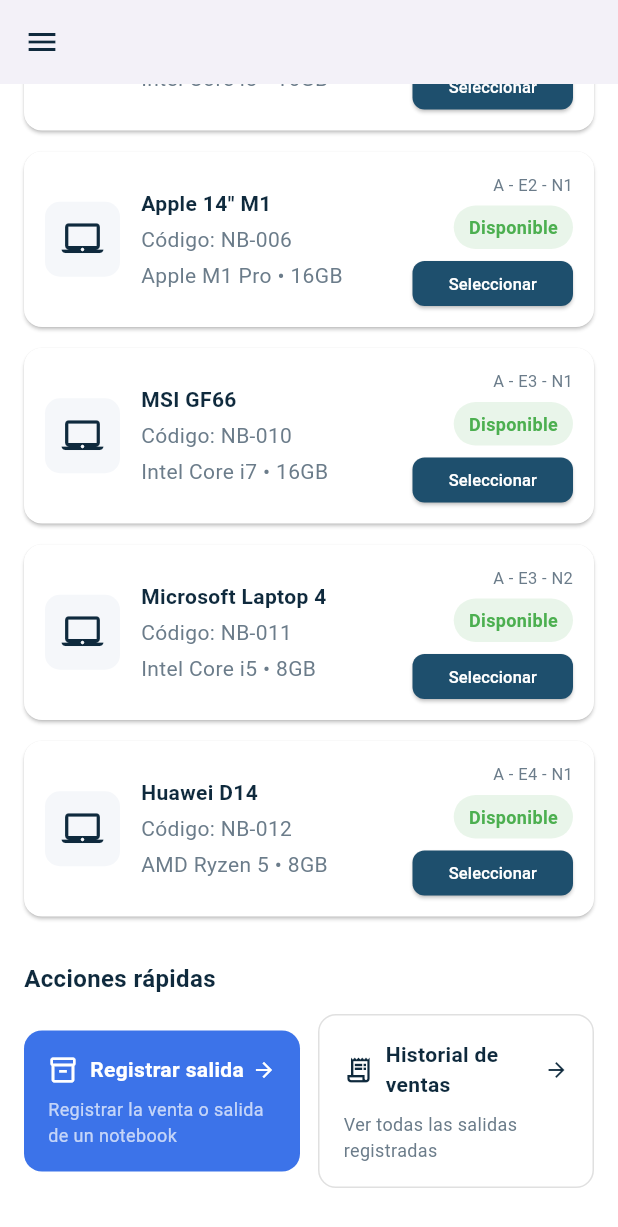
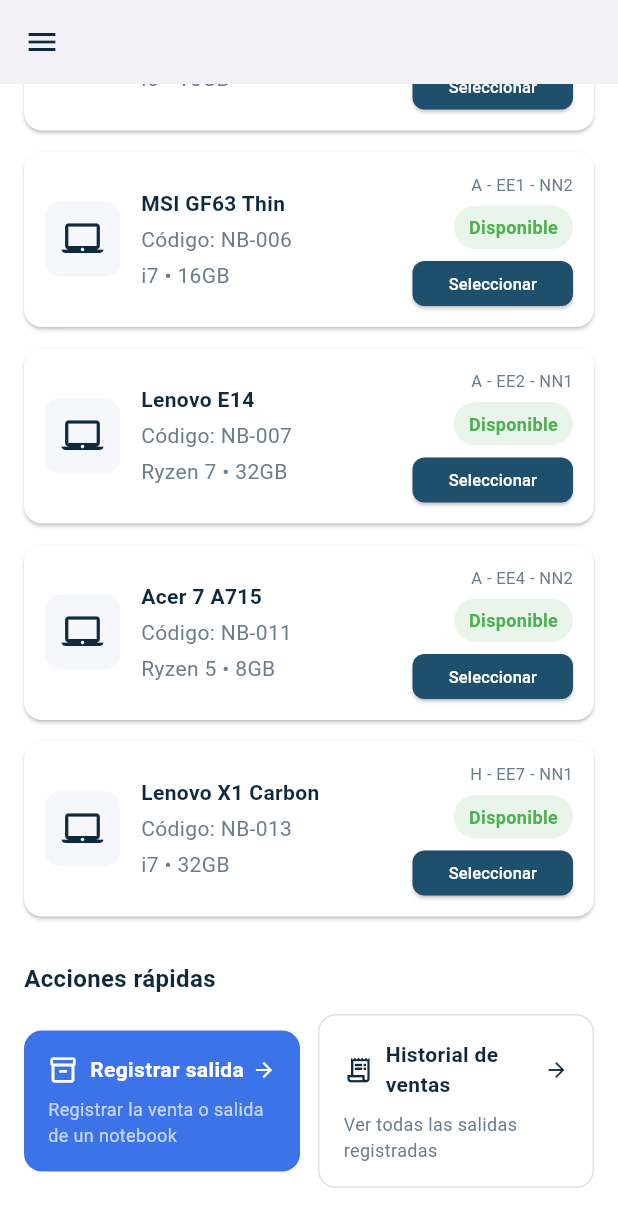
Before and after one commit to DanyaDuran/ztech_proyect, a Flutter app: the VentasHomeScreen screen opened by its route, scrolled down 355 dp, on a phone screen of 412 x 824 dp. Shown: the top 1227 px of the screen. Run offline on Flutter 3.47's test engine with Material 3 defaults, Android fonts, the phone set to English and light mode, and no system bars.

Commit message:
feat: integración de modelos de bodega, usuarios y utilidades

```diff
--- a/lib/features/bodega/data/mock_notebooks.dart
+++ b/lib/features/bodega/data/mock_notebooks.dart
@@ -1,185 +1,19 @@
 import '../domain/notebook_model.dart';
 
 List<NotebookModel> mockNotebooks = [
-  NotebookModel(
-    codigo: 'NB-001',
-    marca: 'Lenovo',
-    linea: 'ThinkPad',
-    modelo: 'T14',
-    procesador: 'Intel Core i5',
-    generacion: '11va Gen',
-    ram: '16GB',
-    almacenamiento: '512GB SSD',
-    tarjetaGrafica: 'Intel Iris Xe',
-    estado: 'Disponible',
-    seccion: 'A',
-    estante: '1',
-    nivel: '2',
-  ),
-  NotebookModel(
-    codigo: 'NB-002',
-    marca: 'HP',
-    linea: 'ProBook',
-    modelo: '440 G8',
-    procesador: 'Intel Core i7',
-    generacion: '11va Gen',
-    ram: '16GB',
-    almacenamiento: '1TB SSD',
-    tarjetaGrafica: 'Intel Iris Xe',
-    estado: 'En reparación',
-    seccion: 'Taller',
-    estante: 'B',
-    nivel: '1',
-  ),
-  NotebookModel(
-    codigo: 'NB-003',
-    marca: 'Dell',
-    linea: 'XPS',
-    modelo: '13 9310',
-    procesador: 'Intel Core i7',
-    generacion: '11va Gen',
-    ram: '32GB',
-    almacenamiento: '1TB SSD',
-    tarjetaGrafica: 'Intel Iris Xe',
-    estado: 'Vendido',
-    seccion: 'Despacho',
-    estante: '-',
-    nivel: '-',
-  ),
-  NotebookModel(
-    codigo: 'NB-004',
-    marca: 'Acer',
-    linea: 'Aspire',
-    modelo: '5',
-    procesador: 'AMD Ryzen 5',
-    generacion: 'Serie 5000',
-    ram: '8GB',
-    almacenamiento: '256GB SSD',
-    tarjetaGrafica: 'Radeon Graphics',
-    estado: 'Merma',
-    seccion: 'Residuos',
-    estante: 'C',
-    nivel: '3',
-  ),
-  NotebookModel(
-    codigo: 'NB-005',
-    marca: 'Asus',
-    linea: 'ZenBook',
-    modelo: '14',
-    procesador: 'AMD Ryzen 7',
-    generacion: 'Serie 5000',
-    ram: '16GB',
-    almacenamiento: '512GB SSD',
-    tarjetaGrafica: 'Radeon Graphics',
-    estado: 'Pendiente de revisión',
-    seccion: 'Recepción',
-    estante: 'A',
-    nivel: '1',
-  ),
-  NotebookModel(
-    codigo: 'NB-006',
-    marca: 'Apple',
-    linea: 'MacBook Pro',
-    modelo: '14" M1',
-    procesador: 'Apple M1 Pro',
-    generacion: '1ra Gen (Silicon)',
-    ram: '16GB',
-    almacenamiento: '512GB SSD',
-    tarjetaGrafica: 'Integrada 14-core',
-    estado: 'Disponible',
-    seccion: 'A',
-    estante: '2',
-    nivel: '1',
-  ),
-  NotebookModel(
-    codigo: 'NB-007',
-    marca: 'Lenovo',
-    linea: 'Legion',
-    modelo: '5 Pro',
-    procesador: 'AMD Ryzen 7',
-    generacion: 'Serie 5000',
-    ram: '16GB',
-    almacenamiento: '1TB SSD',
-    tarjetaGrafica: 'NVIDIA RTX 3060',
-    estado: 'En reparación',
-    seccion: 'Taller',
-    estante: 'B',
-    nivel: '2',
-  ),
-  NotebookModel(
-    codigo: 'NB-008',
-    marca: 'HP',
-    linea: 'Omen',
-    modelo: '15',
-    procesador: 'Intel Core i7',
-    generacion: '10ma Gen',
-    ram: '16GB',
-    almacenamiento: '512GB SSD',
-    tarjetaGrafica: 'NVIDIA RTX 2060',
-    estado: 'Vendido',
-    seccion: 'Despacho',
-    estante: '-',
-    nivel: '-',
-  ),
-  NotebookModel(
-    codigo: 'NB-009',
-    marca: 'Dell',
-    linea: 'Latitude',
-    modelo: '5420',
-    procesador: 'Intel Core i5',
-    generacion: '11va Gen',
-    ram: '8GB',
-    almacenamiento: '256GB SSD',
-    tarjetaGrafica: 'Intel Iris Xe',
-    estado: 'Pendiente de revisión',
-    seccion: 'Recepción',
-    estante: 'A',
-    nivel: '2',
-  ),
-  NotebookModel(
-    codigo: 'NB-010',
-    marca: 'MSI',
-    linea: 'Katana',
-    modelo: 'GF66',
-    procesador: 'Intel Core i7',
-    generacion: '12va Gen',
-    ram: '16GB',
-    almacenamiento: '1TB SSD',
-    tarjetaGrafica: 'NVIDIA RTX 3050',
-    estado: 'Disponible',
-    seccion: 'A',
-    estante: '3',
-    nivel: '1',
-  ),
-  // NUEVOS NOTEBOOKS PARA PROBAR SCRUM-86
-  NotebookModel(
-    codigo: 'NB-011',
-    marca: 'Microsoft',
-    linea: 'Surface',
-    modelo: 'Laptop 4',
-    procesador: 'Intel Core i5',
-    generacion: '11va Gen',
-    ram: '8GB',
-    almacenamiento: '256GB SSD',
-    tarjetaGrafica: 'Intel Iris Xe',
-    estado: 'Disponible',
-    seccion: 'A',
-    estante: '3',
-    nivel: '2',
-  ),
-  NotebookModel(
-    codigo: 'NB-012',
-    marca: 'Huawei',
-    linea: 'MateBook',
-    modelo: 'D14',
-    procesador: 'AMD Ryzen 5',
-    generacion: 'Serie 4000',
-    ram: '8GB',
-    almacenamiento: '512GB SSD',
-    tarjetaGrafica: 'Radeon Graphics',
-    estado: 'Disponible',
-    seccion: 'A',
-    estante: '4',
-    nivel: '1',
-  ),
+  NotebookModel(codigo: 'NB-001', marca: 'Lenovo', linea: 'ThinkPad', modelo: 'T14 Gen 2', procesador: 'i5', generacion: '11va Gen', ram: '16GB', almacenamiento: '512GB SSD', tarjetaGrafica: 'Intel Iris Xe', estado: 'Disponible', seccion: 'A', estante: 'E1', nivel: 'N1', descripcionProblema: '', observacionesBodega: 'Equipo óptimo'),
+  NotebookModel(codigo: 'NB-002', marca: 'HP', linea: 'ProBook', modelo: '440 G8', procesador: 'i7', generacion: '11va Gen', ram: '16GB', almacenamiento: '1TB SSD', tarjetaGrafica: 'Intel Iris Xe', estado: 'En reparación', seccion: 'C', estante: 'E2', nivel: 'N2', descripcionProblema: 'No enciende', observacionesBodega: 'Equipo ingresa sin cargador'),
+  NotebookModel(codigo: 'NB-003', marca: 'Dell', linea: 'Latitude', modelo: '3420', procesador: 'i3', generacion: '11va Gen', ram: '8GB', almacenamiento: '256GB SSD', tarjetaGrafica: 'Intel UHD', estado: 'Pendiente de revisión', seccion: 'B', estante: 'E3', nivel: 'N1', descripcionProblema: 'Pantalla con líneas', observacionesBodega: 'Golpe en carcasa superior'),
+  NotebookModel(codigo: 'NB-004', marca: 'ASUS', linea: 'VivoBook', modelo: 'X515', procesador: 'Ryzen 5', generacion: '8va Gen', ram: '8GB', almacenamiento: '512GB SSD', tarjetaGrafica: 'AMD Radeon', estado: 'Vendido', seccion: 'D', estante: 'E4', nivel: 'N3', descripcionProblema: '', observacionesBodega: 'Despachado a cliente'),
+  NotebookModel(codigo: 'NB-005', marca: 'Acer', linea: 'Aspire', modelo: '5 A515', procesador: 'i5', generacion: '10ma Gen', ram: '8GB', almacenamiento: '256GB SSD', tarjetaGrafica: 'NVIDIA GTX 1650', estado: 'Merma', seccion: 'F', estante: 'E5', nivel: 'N4', descripcionProblema: 'Placa madre quemada', observacionesBodega: 'Derrame de líquido'),
+  NotebookModel(codigo: 'NB-006', marca: 'MSI', linea: 'GF', modelo: 'GF63 Thin', procesador: 'i7', generacion: '10ma Gen', ram: '16GB', almacenamiento: '512GB SSD', tarjetaGrafica: 'NVIDIA RTX 3050', estado: 'Disponible', seccion: 'A', estante: 'E1', nivel: 'N2', descripcionProblema: '', observacionesBodega: ''),
+  NotebookModel(codigo: 'NB-007', marca: 'Lenovo', linea: 'ThinkPad', modelo: 'E14', procesador: 'Ryzen 7', generacion: '12va Gen', ram: '32GB', almacenamiento: '1TB SSD', tarjetaGrafica: 'AMD Radeon', estado: 'Disponible', seccion: 'A', estante: 'E2', nivel: 'N1', descripcionProblema: '', observacionesBodega: 'Sin detalles'),
+  NotebookModel(codigo: 'NB-008', marca: 'HP', linea: 'ProBook', modelo: '450 G9', procesador: 'i5', generacion: '12va Gen', ram: '16GB', almacenamiento: '512GB SSD', tarjetaGrafica: 'Intel Iris Xe', estado: 'Pendiente de revisión', seccion: 'B', estante: 'E3', nivel: 'N2', descripcionProblema: 'Teclado no responde', observacionesBodega: 'Faltan teclas W y A'),
+  NotebookModel(codigo: 'NB-009', marca: 'Dell', linea: 'Latitude', modelo: '5430', procesador: 'i7', generacion: '12va Gen', ram: '16GB', almacenamiento: '512GB SSD', tarjetaGrafica: 'Intel Iris Xe', estado: 'En reparación', seccion: 'C', estante: 'E2', nivel: 'N3', descripcionProblema: 'Batería inflada', observacionesBodega: 'Se retiró batería por seguridad'),
+  NotebookModel(codigo: 'NB-010', marca: 'ASUS', linea: 'VivoBook', modelo: 'Pro 15', procesador: 'Ryzen 7', generacion: '11va Gen', ram: '16GB', almacenamiento: '1TB SSD', tarjetaGrafica: 'NVIDIA RTX 3050', estado: 'Vendido', seccion: 'D', estante: 'E1', nivel: 'N1', descripcionProblema: '', observacionesBodega: ''),
+  NotebookModel(codigo: 'NB-011', marca: 'Acer', linea: 'Aspire', modelo: '7 A715', procesador: 'Ryzen 5', generacion: '9na Gen', ram: '8GB', almacenamiento: '512GB SSD', tarjetaGrafica: 'NVIDIA GTX 1650', estado: 'Disponible', seccion: 'A', estante: 'E4', nivel: 'N2', descripcionProblema: '', observacionesBodega: 'Rayón leve en la tapa'),
+  NotebookModel(codigo: 'NB-012', marca: 'MSI', linea: 'GF', modelo: 'GF66 Katana', procesador: 'i7', generacion: '11va Gen', ram: '16GB', almacenamiento: '512GB SSD', tarjetaGrafica: 'NVIDIA RTX 3050', estado: 'Pendiente de revisión', seccion: 'B', estante: 'E5', nivel: 'N1', descripcionProblema: 'Ventilador hace ruido', observacionesBodega: 'Requiere limpieza urgente'),
+  NotebookModel(codigo: 'NB-013', marca: 'Lenovo', linea: 'ThinkPad', modelo: 'X1 Carbon', procesador: 'i7', generacion: '13va Gen', ram: '32GB', almacenamiento: '1TB SSD', tarjetaGrafica: 'Intel Iris Xe', estado: 'Disponible', seccion: 'H', estante: 'E7', nivel: 'N1', descripcionProblema: '', observacionesBodega: 'Equipo VIP'),
+  NotebookModel(codigo: 'NB-014', marca: 'HP', linea: 'ProBook', modelo: '430 G8', procesador: 'i3', generacion: '11va Gen', ram: '8GB', almacenamiento: '256GB SSD', tarjetaGrafica: 'Intel UHD', estado: 'Merma', seccion: 'F', estante: 'E6', nivel: 'N3', descripcionProblema: 'Pantalla quebrada y bisagra rota', observacionesBodega: 'Caída desde altura'),
+  NotebookModel(codigo: 'NB-015', marca: 'Dell', linea: 'Latitude', modelo: '7420', procesador: 'i5', generacion: '11va Gen', ram: '16GB', almacenamiento: '256GB SSD', tarjetaGrafica: 'Integrada', estado: 'En reparación', seccion: 'C', estante: 'E1', nivel: 'N4', descripcionProblema: 'Falla pin de carga', observacionesBodega: 'Ingresa con cargador alternativo'),
 ];
--- /dev/null
+++ b/lib/features/bodega/data/notebook_options.dart
@@ -0,0 +1,16 @@
+class NotebookOptions {
+  static const List<String> marcas = ['Lenovo', 'HP', 'Dell', 'ASUS', 'Acer', 'MSI'];
+  static const List<String> lineas = ['ThinkPad', 'ProBook', 'Latitude', 'VivoBook', 'Aspire', 'GF'];
+  static const List<String> familiasProcesador = ['Intel Core', 'AMD Ryzen'];
+  static const List<String> seriesProcesador = ['i3', 'i5', 'i7', 'Ryzen 3', 'Ryzen 5', 'Ryzen 7'];
+  static const List<String> generaciones = ['8va Gen', '9na Gen', '10ma Gen', '11va Gen', '12va Gen', '13va Gen'];
+  static const List<String> ram = ['8GB', '16GB', '32GB'];
+  static const List<String> almacenamiento = ['256GB SSD', '512GB SSD', '1TB SSD'];
+  static const List<String> tarjetasGraficas = ['Integrada', 'Intel Iris Xe', 'Intel UHD', 'NVIDIA GTX 1650', 'NVIDIA RTX 3050', 'AMD Radeon'];
+
+  static const List<String> estadosInicialesBodega = ['Pendiente de revisión', 'Merma'];
+
+  static const List<String> secciones = ['A', 'B', 'C', 'D', 'E', 'F', 'H'];
+  static const List<String> estantes = ['E1', 'E2', 'E3', 'E4', 'E5', 'E6', 'E7'];
+  static const List<String> niveles = ['N1', 'N2', 'N3', 'N4'];
+}
--- a/lib/features/bodega/domain/notebook_model.dart
+++ b/lib/features/bodega/domain/notebook_model.dart
@@ -12,6 +12,8 @@
   final String seccion;
   final String estante;
   final String nivel;
+  final String descripcionProblema;
+  final String observacionesBodega;
 
   NotebookModel({
     required this.codigo,
@@ -27,6 +29,8 @@
     required this.seccion,
     required this.estante,
     required this.nivel,
+    this.descripcionProblema = '',
+    this.observacionesBodega = '',
   });
 
   factory NotebookModel.fromMap(Map<String, dynamic> map) {
@@ -44,6 +48,8 @@
       seccion: map['seccion'] ?? '',
       estante: map['estante'] ?? '',
       nivel: map['nivel'] ?? '',
+      descripcionProblema: map['descripcionProblema'] ?? '',
+      observacionesBodega: map['observacionesBodega'] ?? '',
     );
   }
 
@@ -62,6 +68,8 @@
       'seccion': seccion,
       'estante': estante,
       'nivel': nivel,
+      'descripcionProblema': descripcionProblema,
+      'observacionesBodega': observacionesBodega,
     };
   }
 }
```
Also changed, not shown: lib/core/utils/code_generator.dart (added, +7 -0 lines), lib/features/auth/data/mock_users.dart (+11 -11 lines), lib/features/bodega/data/mock_status_history.dart (added, +28 -0 lines), lib/features/bodega/domain/status_history_model.dart (added, +39 -0 lines).
